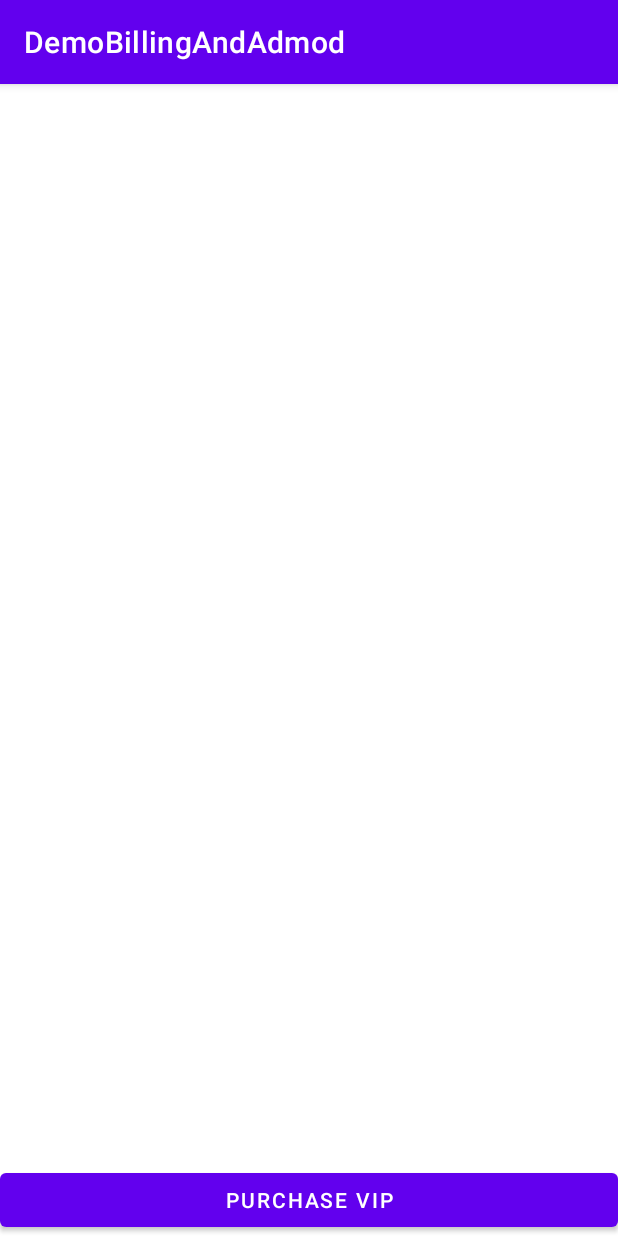
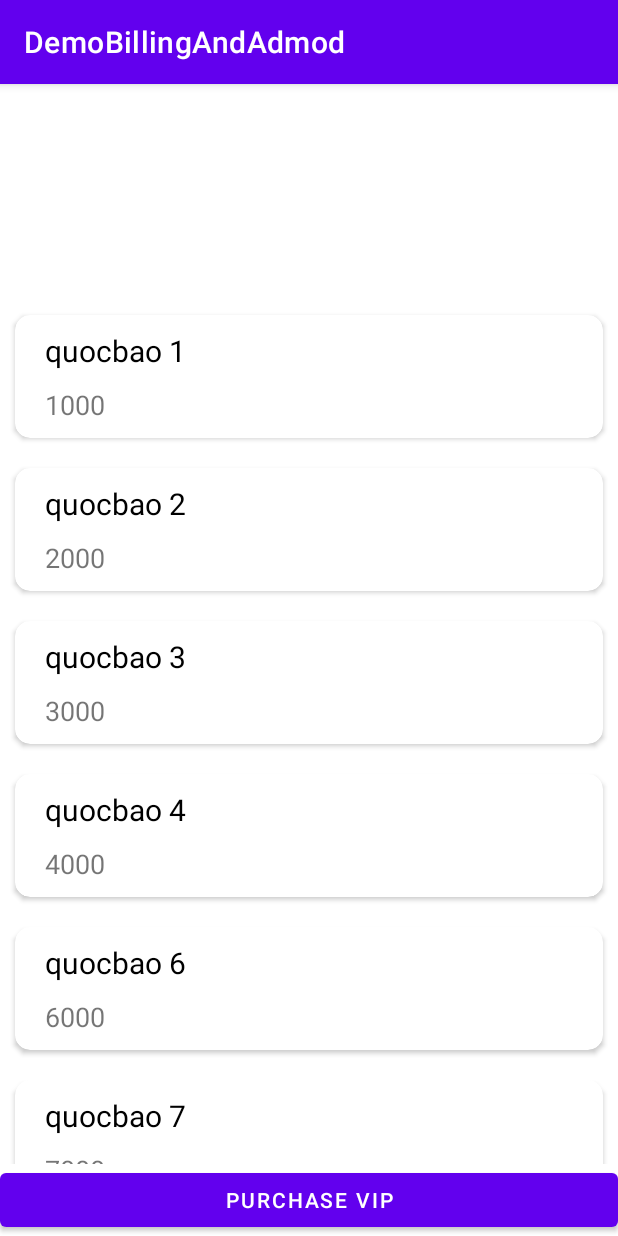
Before and after one commit to baokiinkk/DemoBillingAndAdmod, an Android app: the screen it shows after launch (MainActivity), on a phone screen of 412 x 824 dp. Run offline under Robolectric (Android 15) with nearby library versions, the phone set to English and light mode, and no system bars; our stand-ins replace AdMob; libraries missing offline, so code that uses them is left out: com.android.billingclient; 7 statements that could not run were skipped.

Commit message:
[demobillingandadmod] - [#113] final admod basic
xong cơ bản phần ads

```diff
--- a/app/build.gradle
+++ b/app/build.gradle
@@ -1,6 +1,7 @@
 plugins {
     id 'com.android.application'
     id 'kotlin-android'
+    id 'com.google.gms.google-services'
 }
 
 android {
@@ -39,6 +40,8 @@ dependencies {
     implementation 'androidx.appcompat:appcompat:1.3.0'
     implementation 'com.google.android.material:material:1.3.0'
     implementation 'androidx.constraintlayout:constraintlayout:2.0.4'
+    implementation 'com.google.android.gms:play-services-ads:20.2.0'
+
     testImplementation 'junit:junit:4.+'
     androidTestImplementation 'androidx.test.ext:junit:1.1.2'
     androidTestImplementation 'androidx.test.espresso:espresso-core:3.3.0'
--- a/app/src/main/AndroidManifest.xml
+++ b/app/src/main/AndroidManifest.xml
@@ -12,6 +12,9 @@
         android:roundIcon="@mipmap/ic_launcher_round"
         android:supportsRtl="true"
         android:theme="@style/Theme.DemoBillingAndAdmod">
+        <meta-data
+            android:name="com.google.android.gms.ads.APPLICATION_ID"
+            android:value="ca-app-pub-3940256099942544~3347511713"/>
         <activity android:name=".ui.PurchaseActivity"></activity>
         <activity android:name=".ui.SignVipActivity" />
         <activity android:name=".ui.MainActivity">
--- /dev/null
+++ b/app/src/main/java/com/baokiin/demobillingandadmod/adapter/ItemMainScreenAdapter.kt
@@ -0,0 +1,93 @@
+package com.baokiin.demobillingandadmod.adapter
+
+import android.view.LayoutInflater
+import android.view.View
+import android.view.ViewGroup
+import android.widget.TextView
+import androidx.core.view.size
+import androidx.recyclerview.widget.DiffUtil
+import androidx.recyclerview.widget.ListAdapter
+import androidx.recyclerview.widget.RecyclerView
+import com.baokiin.demobillingandadmod.R
+import com.baokiin.demobillingandadmod.model.Data
+import com.google.android.gms.ads.AdRequest
+import com.google.android.gms.ads.AdSize
+import com.google.android.gms.ads.AdView
+import com.google.android.gms.ads.MobileAds
+
+class ItemMainScreenAdapter(private val onClick: (Data) -> Unit) :
+    ListAdapter<Data, ItemMainScreenAdapter.ViewHolder>(
+        MainDIff()
+    ) {
+    class ViewHolder(private val v: View) :
+        RecyclerView.ViewHolder(v) {
+        companion object {
+            fun from(parent: ViewGroup,viewType: Int): ViewHolder {
+                var view:View
+                if (viewType == 1)
+                {
+                    val adView  = AdView(parent.context)
+                    adView.adSize = AdSize.BANNER
+                    adView.adUnitId = "ca-app-pub-3940256099942544/6300978111"
+                    MobileAds.initialize(parent.context) {}
+                    val adRequest = AdRequest.Builder().build()
+                    adView.loadAd(adRequest)
+                    view = adView
+                }
+                else
+                 view = LayoutInflater.from(parent.context).inflate(R.layout.item_purchase,parent, false)
+                return ViewHolder(
+                    view
+                )
+            }
+        }
+
+        fun bind(item: Data, onClick: ((Data) -> Unit)? = null) {
+
+            if(itemViewType == 0) {
+                itemView.setOnClickListener {
+                    if (onClick != null) {
+                        onClick(item)
+                    }
+                }
+                itemView.findViewById<TextView>(R.id.txtTitle).text = item.name
+                itemView.findViewById<TextView>(R.id.txtPrice).text = item.price
+            }
+
+        }
+
+    }
+
+    override fun onCreateViewHolder(parent: ViewGroup, viewType: Int): ViewHolder {
+        return ViewHolder.from(
+            parent,viewType
+        )
+    }
+
+    override fun onBindViewHolder(holder: ViewHolder, position: Int) {
+        getItem(position)?.let { holder.bind(it, onClick) }
+    }
+
+    override fun getItemViewType(position: Int): Int {
+        if (position % 5 == 0)
+            return 1
+        return 0
+    }
+}
+class MainDIff : DiffUtil.ItemCallback<Data>() {
+    // cung cấp thông tin về cách xác định phần
+    override fun areItemsTheSame(
+        oldItem: Data,
+        newItem: Data
+    ): Boolean { // cho máy biết 2 item_detail khi nào giống
+        return oldItem.name == newItem.name // dung
+    }
+
+    override fun areContentsTheSame(
+        oldItem: Data,
+        newItem: Data
+    ): Boolean { // cho biết item_detail khi nào cùng nội dung
+        return oldItem == newItem
+    }
+
+}
--- a/app/src/main/java/com/baokiin/demobillingandadmod/adapter/ItemPurchasesAdapter.kt
+++ b/app/src/main/java/com/baokiin/demobillingandadmod/adapter/ItemPurchasesAdapter.kt
@@ -10,7 +10,6 @@ import androidx.recyclerview.widget.ListAdapter
 import androidx.recyclerview.widget.RecyclerView
 import com.android.billingclient.api.SkuDetails
 import com.baokiin.demobillingandadmod.R
-import com.baokiin.demobillingandadmod.model.Purchase
 
 class ItemPurchasesAdapter(private val onClick: (SkuDetails) -> Unit) :
     ListAdapter<SkuDetails, ItemPurchasesAdapter.ViewHolder>(
--- a/app/src/main/java/com/baokiin/demobillingandadmod/model/Purchase.kt
+++ b/app/src/main/java/com/baokiin/demobillingandadmod/model/Purchase.kt
@@ -1,11 +1,6 @@
 package com.baokiin.demobillingandadmod.model
 
-data class Purchase(
-    val productId: String,
-    val type: String,
-    val price: String,
-    val price_amount_micros: String,
-    val title: String,
-    val description: String,
-    val skuDetailsToken: String
+data class Data(
+    val name: String,
+    val price: String
 )
--- a/app/src/main/java/com/baokiin/demobillingandadmod/ui/MainActivity.kt
+++ b/app/src/main/java/com/baokiin/demobillingandadmod/ui/MainActivity.kt
@@ -8,14 +8,22 @@ import android.widget.TextView
 import androidx.appcompat.app.AppCompatActivity
 import androidx.lifecycle.MutableLiveData
 import androidx.lifecycle.Observer
+import androidx.recyclerview.widget.LinearLayoutManager
+import androidx.recyclerview.widget.RecyclerView
 import com.android.billingclient.api.*
 import com.baokiin.demobillingandadmod.R
+import com.baokiin.demobillingandadmod.adapter.ItemMainScreenAdapter
+import com.baokiin.demobillingandadmod.model.Data
+import com.google.android.gms.ads.AdRequest
+import com.google.android.gms.ads.AdView
+import com.google.android.gms.ads.MobileAds
 
 
 class MainActivity : AppCompatActivity() {
     private lateinit var billingClient: BillingClient
     private lateinit var listener: ConsumeResponseListener
     private lateinit var listenerSubs: AcknowledgePurchaseResponseListener
+    private lateinit var adapterMainScreenAdapter: ItemMainScreenAdapter
     val isReadyPurchase = MutableLiveData<String?>(null)
     val isReadyPurchaseVip = MutableLiveData<String?>(null)
 
@@ -23,6 +31,9 @@ class MainActivity : AppCompatActivity() {
         super.onCreate(savedInstanceState)
         setContentView(R.layout.activity_main)
         setupBillingClient()
+        setupAdmod(findViewById(R.id.adView))
+        initRecycleView()
+        loadData()
         findViewById<Button>(R.id.purchase_button).setOnClickListener {
             startActivity(Intent(this, SignVipActivity::class.java))
         }
@@ -40,6 +51,20 @@ class MainActivity : AppCompatActivity() {
                 isReadyPurchaseVip.postValue(null)
             }
         })
+    }
+
+    private fun loadData() {
+        val data = mutableListOf<Data>()
+        for(i in 0..20){
+            data.add(Data("quocbao $i","${1000*i}"))
+        }
+        adapterMainScreenAdapter.submitList(data)
+    }
+
+    fun setupAdmod(view:AdView){
+        MobileAds.initialize(this) {}
+        val adRequest = AdRequest.Builder().build()
+        view.loadAd(adRequest)
     }
 
     fun setupBillingClient() {
@@ -114,4 +139,14 @@ class MainActivity : AppCompatActivity() {
         isReadyPurchase.postValue(text)
     }
 
+    private fun initRecycleView() {
+        adapterMainScreenAdapter = ItemMainScreenAdapter {
+        }
+        findViewById<RecyclerView>(R.id.recycleViewMainActivity).apply {
+            layoutManager = LinearLayoutManager(this@MainActivity,
+                LinearLayoutManager.VERTICAL,false)
+            adapter = adapterMainScreenAdapter
+        }
+    }
+
 }
--- a/app/src/main/res/layout/activity_main.xml
+++ b/app/src/main/res/layout/activity_main.xml
@@ -1,7 +1,5 @@
 <?xml version="1.0" encoding="utf-8"?>
 <LinearLayout xmlns:android="http://schemas.android.com/apk/res/android"
-    xmlns:app="http://schemas.android.com/apk/res-auto"
-    xmlns:tools="http://schemas.android.com/tools"
     android:layout_width="match_parent"
     android:layout_height="match_parent"
     android:orientation="vertical">
@@ -25,7 +23,20 @@
         android:textSize="20sp"
 
         />
-
+    <androidx.recyclerview.widget.RecyclerView
+        android:id="@+id/recycleViewMainActivity"
+        android:layout_width="match_parent"
+        android:layout_height="0dp"
+        android:layout_weight="8"
+        />
+    <com.google.android.gms.ads.AdView
+        xmlns:ads="http://schemas.android.com/apk/res-auto"
+        android:id="@+id/adView"
+        android:layout_width="match_parent"
+        android:layout_height="wrap_content"
+        ads:adSize="BANNER"
+        ads:adUnitId="ca-app-pub-3940256099942544/6300978111">
+    </com.google.android.gms.ads.AdView>
     <Button
         android:id="@+id/purchase_button"
         android:layout_width="match_parent"
--- a/build.gradle
+++ b/build.gradle
@@ -8,6 +8,7 @@ buildscript {
     dependencies {
         classpath "com.android.tools.build:gradle:4.2.1"
         classpath "org.jetbrains.kotlin:kotlin-gradle-plugin:$kotlin_version"
+        classpath 'com.google.gms:google-services:4.3.8'
 
         // NOTE: Do not place your application dependencies here; they belong
         // in the individual module build.gradle files
```
Also changed, not shown: 1 other file.
